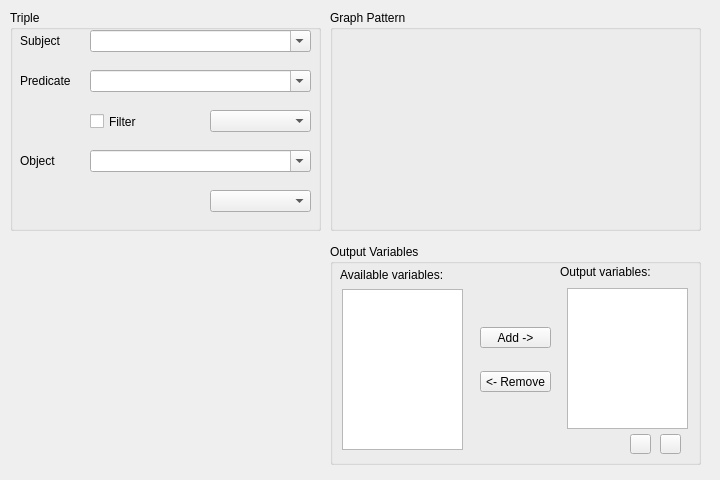
Old version of the form vqbinstancesselect.ui in the repository sarslanhan/vqb.
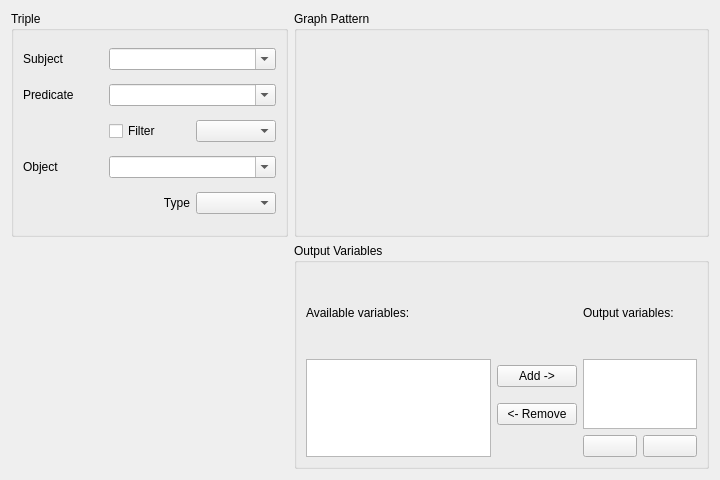
New version of the form. Custom widgets are drawn as their Qt base class.

Commit message: Fixed dock widget size, added layouts for liquid layout behaviour. Fixes, cleanups.

The edit to the form file:
```diff
--- a/vqbinstancesselect.ui
+++ b/vqbinstancesselect.ui
@@ -13,14 +13,14 @@
   <property name="windowTitle">
    <string>Form</string>
   </property>
+  <layout class="QGridLayout" name="gridLayout">
+   <item row="0" column="0">
   <widget class="QGroupBox" name="groupBox">
-   <property name="geometry">
-    <rect>
-     <x>10</x>
-     <y>10</y>
-     <width>311</width>
-     <height>221</height>
-    </rect>
+     <property name="sizePolicy">
+      <sizepolicy hsizetype="Preferred" vsizetype="Preferred">
+       <horstretch>2</horstretch>
+       <verstretch>1</verstretch>
+      </sizepolicy>
    </property>
    <property name="font">
     <font>
@@ -33,74 +33,85 @@
    <property name="title">
     <string>Triple</string>
    </property>
+     <layout class="QGridLayout" name="gridLayout_2">
+      <item row="0" column="0">
+       <widget class="QLabel" name="labelS">
+        <property name="layoutDirection">
+         <enum>Qt::RightToLeft</enum>
+        </property>
+        <property name="text">
+         <string>Subject</string>
+        </property>
+        <property name="buddy">
+         <cstring>cbSubject</cstring>
+        </property>
+       </widget>
+      </item>
+      <item row="0" column="1" colspan="2">
+       <widget class="KComboBox" name="cbSubject">
+        <property name="statusTip">
+         <string>Subject Field</string>
+        </property>
+        <property name="editable">
+         <bool>true</bool>
+        </property>
+       </widget>
+      </item>
+      <item row="1" column="0">
+       <widget class="QLabel" name="labelP">
+        <property name="layoutDirection">
+         <enum>Qt::RightToLeft</enum>
+        </property>
+        <property name="text">
+         <string>Predicate</string>
+        </property>
+        <property name="buddy">
+         <cstring>cbPredicate</cstring>
+        </property>
+       </widget>
+      </item>
+      <item row="1" column="1" colspan="2">
+       <widget class="KComboBox" name="cbPredicate">
+        <property name="statusTip">
+         <string>Predicate Field</string>
+        </property>
+        <property name="editable">
+         <bool>true</bool>
+        </property>
+       </widget>
+      </item>
+      <item row="2" column="1">
    <widget class="QCheckBox" name="checkBoxFilter">
-    <property name="geometry">
-     <rect>
-      <x>80</x>
-      <y>100</y>
-      <width>61</width>
-      <height>23</height>
-     </rect>
+        <property name="statusTip">
+         <string>Filter on Object Value</string>
     </property>
     <property name="text">
      <string>Filter</string>
     </property>
    </widget>
-   <widget class="KComboBox" name="cbPredicate">
-    <property name="geometry">
-     <rect>
-      <x>80</x>
-      <y>60</y>
-      <width>221</width>
-      <height>22</height>
-     </rect>
-    </property>
-    <property name="editable">
-     <bool>true</bool>
-    </property>
-   </widget>
-   <widget class="KComboBox" name="cbType">
-    <property name="geometry">
-     <rect>
-      <x>200</x>
-      <y>180</y>
-      <width>101</width>
-      <height>22</height>
-     </rect>
-    </property>
-   </widget>
-   <widget class="KComboBox" name="cbSubject">
-    <property name="geometry">
-     <rect>
-      <x>80</x>
-      <y>20</y>
-      <width>221</width>
-      <height>22</height>
-     </rect>
-    </property>
-    <property name="editable">
-     <bool>true</bool>
-    </property>
-   </widget>
+      </item>
+      <item row="2" column="2">
    <widget class="KComboBox" name="cbRelation">
-    <property name="geometry">
-     <rect>
-      <x>200</x>
-      <y>100</y>
-      <width>101</width>
-      <height>22</height>
-     </rect>
-    </property>
-   </widget>
+        <property name="statusTip">
+         <string>Filter Relation</string>
+        </property>
+       </widget>
+      </item>
+      <item row="3" column="0">
+       <widget class="QLabel" name="labelO">
+        <property name="layoutDirection">
+         <enum>Qt::RightToLeft</enum>
+        </property>
+        <property name="text">
+         <string>Object</string>
+        </property>
+        <property name="buddy">
+         <cstring>cbObject</cstring>
+        </property>
+       </widget>
+      </item>
+      <item row="3" column="1" colspan="2">
    <widget class="KComboBox" name="cbObject">
-    <property name="geometry">
-     <rect>
-      <x>80</x>
-      <y>140</y>
-      <width>221</width>
-      <height>22</height>
-     </rect>
-    </property>
     <property name="toolTip">
      <string>Enter a string, integer, date or URI.
 
@@ -115,63 +126,34 @@
      <bool>true</bool>
     </property>
    </widget>
-   <widget class="QLabel" name="labelS">
-    <property name="geometry">
-     <rect>
-      <x>10</x>
-      <y>20</y>
-      <width>61</width>
-      <height>22</height>
-     </rect>
-    </property>
-    <property name="layoutDirection">
-     <enum>Qt::RightToLeft</enum>
-    </property>
-    <property name="text">
-     <string>Subject</string>
-    </property>
-   </widget>
-   <widget class="QLabel" name="labelP">
-    <property name="geometry">
-     <rect>
-      <x>10</x>
-      <y>60</y>
-      <width>61</width>
-      <height>22</height>
-     </rect>
-    </property>
-    <property name="layoutDirection">
-     <enum>Qt::RightToLeft</enum>
-    </property>
+      </item>
+      <item row="4" column="2">
+       <widget class="KComboBox" name="cbType">
+        <property name="statusTip">
+         <string>Object (Literal) Type</string>
+        </property>
+       </widget>
+      </item>
+      <item row="4" column="1">
+       <widget class="QLabel" name="label_2">
     <property name="text">
-     <string>Predicate</string>
-    </property>
-   </widget>
-   <widget class="QLabel" name="labelO">
-    <property name="geometry">
-     <rect>
-      <x>10</x>
-      <y>140</y>
-      <width>61</width>
-      <height>22</height>
-     </rect>
-    </property>
-    <property name="layoutDirection">
-     <enum>Qt::RightToLeft</enum>
-    </property>
-    <property name="text">
-     <string>Object</string>
-    </property>
-   </widget>
-  </widget>
+         <string>Type</string>
+        </property>
+        <property name="alignment">
+         <set>Qt::AlignRight|Qt::AlignTrailing|Qt::AlignVCenter</set>
+        </property>
+       </widget>
+      </item>
+     </layout>
+    </widget>
+   </item>
+   <item row="0" column="1">
   <widget class="KEditListBox" name="listBoxConditions">
-   <property name="geometry">
-    <rect>
-     <x>330</x>
-     <y>10</y>
-     <width>371</width>
-     <height>221</height>
-    </rect>
+     <property name="sizePolicy">
+      <sizepolicy hsizetype="Preferred" vsizetype="Preferred">
+       <horstretch>3</horstretch>
+       <verstretch>1</verstretch>
+      </sizepolicy>
    </property>
    <property name="font">
     <font>
@@ -185,14 +167,14 @@
     <bool>false</bool>
    </property>
   </widget>
+   </item>
+   <item row="1" column="1">
   <widget class="QGroupBox" name="groupBox">
-   <property name="geometry">
-    <rect>
-     <x>330</x>
-     <y>244</y>
-     <width>371</width>
-     <height>221</height>
-    </rect>
+     <property name="sizePolicy">
+      <sizepolicy hsizetype="Preferred" vsizetype="Preferred">
+       <horstretch>3</horstretch>
+       <verstretch>1</verstretch>
+      </sizepolicy>
    </property>
    <property name="font">
     <font>
@@ -202,98 +184,40 @@
    <property name="title">
     <string>Output Variables</string>
    </property>
-   <widget class="QListWidget" name="listOutputs">
-    <property name="geometry">
-     <rect>
-      <x>237</x>
-      <y>44</y>
-      <width>121</width>
-      <height>141</height>
-     </rect>
-    </property>
-    <property name="font">
-     <font>
-      <pointsize>9</pointsize>
-     </font>
-    </property>
-    <property name="dragDropMode">
-     <enum>QAbstractItemView::InternalMove</enum>
-    </property>
-    <property name="movement">
-     <enum>QListView::Free</enum>
-    </property>
-   </widget>
-   <widget class="KPushButton" name="buttonAddToOutput">
-    <property name="geometry">
-     <rect>
-      <x>150</x>
-      <y>83</y>
-      <width>71</width>
-      <height>21</height>
-     </rect>
-    </property>
-    <property name="font">
-     <font>
-      <pointsize>9</pointsize>
-     </font>
+     <layout class="QGridLayout" name="gridLayout_3">
+      <item row="0" column="0">
+       <widget class="QLabel" name="label">
+        <property name="sizePolicy">
+         <sizepolicy hsizetype="Preferred" vsizetype="Preferred">
+          <horstretch>0</horstretch>
+          <verstretch>0</verstretch>
+         </sizepolicy>
     </property>
     <property name="text">
-     <string>Add -&gt;</string>
-    </property>
-   </widget>
-   <widget class="KPushButton" name="buttonDown">
-    <property name="geometry">
-     <rect>
-      <x>330</x>
-      <y>190</y>
-      <width>21</width>
-      <height>20</height>
-     </rect>
-    </property>
-    <property name="toolTip">
-     <string>Move Down</string>
-    </property>
-    <property name="statusTip">
-     <string>Moves variable down one position</string>
-    </property>
-   </widget>
-   <widget class="KPushButton" name="buttonUp">
-    <property name="geometry">
-     <rect>
-      <x>300</x>
-      <y>190</y>
-      <width>21</width>
-      <height>20</height>
-     </rect>
-    </property>
-    <property name="toolTip">
-     <string>Move Up</string>
-    </property>
-    <property name="statusTip">
-     <string>Moves variable up one position</string>
-    </property>
-   </widget>
+         <string>Available variables:</string>
+        </property>
+       </widget>
+      </item>
+      <item row="0" column="2" colspan="2">
    <widget class="QLabel" name="labelOutputVars">
-    <property name="geometry">
-     <rect>
-      <x>230</x>
-      <y>20</y>
-      <width>151</width>
-      <height>16</height>
-     </rect>
+        <property name="sizePolicy">
+         <sizepolicy hsizetype="Preferred" vsizetype="Preferred">
+          <horstretch>0</horstretch>
+          <verstretch>1</verstretch>
+         </sizepolicy>
     </property>
     <property name="text">
      <string>Output variables:</string>
     </property>
    </widget>
+      </item>
+      <item row="1" column="0" rowspan="3">
    <widget class="QListWidget" name="listVars">
-    <property name="geometry">
-     <rect>
-      <x>12</x>
-      <y>45</y>
-      <width>121</width>
-      <height>161</height>
-     </rect>
+        <property name="sizePolicy">
+         <sizepolicy hsizetype="Preferred" vsizetype="Preferred">
+          <horstretch>0</horstretch>
+          <verstretch>3</verstretch>
+         </sizepolicy>
     </property>
     <property name="dragDropMode">
      <enum>QAbstractItemView::InternalMove</enum>
@@ -302,15 +226,48 @@
      <enum>QListView::Free</enum>
     </property>
    </widget>
+      </item>
+      <item row="1" column="1">
+       <widget class="KPushButton" name="buttonAddToOutput">
+        <property name="font">
+         <font>
+          <pointsize>9</pointsize>
+         </font>
+        </property>
+        <property name="toolTip">
+         <string>Add to Output</string>
+        </property>
+        <property name="statusTip">
+         <string>Adds Variable to Output</string>
+        </property>
+        <property name="text">
+         <string>Add -&gt;</string>
+        </property>
+       </widget>
+      </item>
+      <item row="1" column="2" rowspan="2" colspan="2">
+       <widget class="QListWidget" name="listOutputs">
+        <property name="sizePolicy">
+         <sizepolicy hsizetype="Preferred" vsizetype="Preferred">
+          <horstretch>0</horstretch>
+          <verstretch>2</verstretch>
+         </sizepolicy>
+        </property>
+        <property name="font">
+         <font>
+          <pointsize>9</pointsize>
+         </font>
+        </property>
+        <property name="dragDropMode">
+         <enum>QAbstractItemView::InternalMove</enum>
+        </property>
+        <property name="movement">
+         <enum>QListView::Free</enum>
+        </property>
+       </widget>
+      </item>
+      <item row="2" column="1">
    <widget class="KPushButton" name="buttonRemoveFromOutput">
-    <property name="geometry">
-     <rect>
-      <x>150</x>
-      <y>127</y>
-      <width>71</width>
-      <height>21</height>
-     </rect>
-    </property>
     <property name="font">
      <font>
       <pointsize>9</pointsize>
@@ -320,20 +277,31 @@
      <string>&lt;- Remove</string>
     </property>
    </widget>
-   <widget class="QLabel" name="label">
-    <property name="geometry">
-     <rect>
-      <x>10</x>
-      <y>20</y>
-      <width>131</width>
-      <height>22</height>
-     </rect>
-    </property>
-    <property name="text">
-     <string>Available variables:</string>
-    </property>
-   </widget>
-  </widget>
+      </item>
+      <item row="3" column="2">
+       <widget class="KPushButton" name="buttonUp">
+        <property name="toolTip">
+         <string>Move Up</string>
+        </property>
+        <property name="statusTip">
+         <string>Moves variable up one position</string>
+        </property>
+       </widget>
+      </item>
+      <item row="3" column="3">
+       <widget class="KPushButton" name="buttonDown">
+        <property name="toolTip">
+         <string>Move Down</string>
+        </property>
+        <property name="statusTip">
+         <string>Moves variable down one position</string>
+        </property>
+       </widget>
+      </item>
+     </layout>
+    </widget>
+   </item>
+  </layout>
  </widget>
  <customwidgets>
   <customwidget>
```
Left out of the diff: 21 changed lines with no effect on the pictures. Lines whose indentation alone changed are shown as unchanged. The commit also changes 10 other files.
